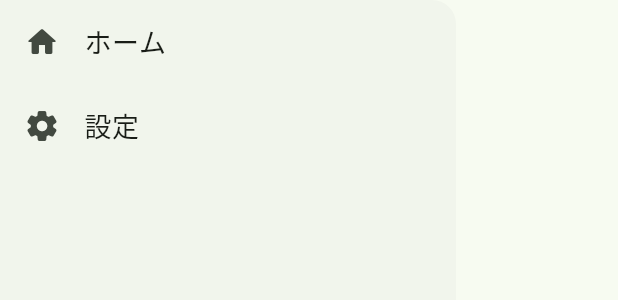
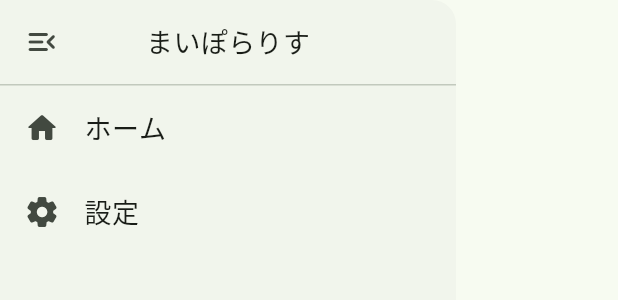
Before and after one commit to yuru-fuwa/maiporarisu, a Flutter app: the MaiporarisuDrawer widget shown alone on an empty page, opened directly, on a phone screen of 412 x 824 dp. Shown: the top 300 px of the screen. Run offline on Flutter 3.47's test engine with Material 2 defaults, Android fonts, the phone set to English and light mode, and no system bars; our stand-ins replace flutter_dotenv, flutter_hooks, freezed_annotation, geolocator, google_maps_flutter, hooks_riverpod and 1 more.

Commit message:
chore: update UI components

```diff
--- a/lib/ui/screens/schedule_map_screen/map_schedule_screen.dart
+++ b/lib/ui/screens/schedule_map_screen/map_schedule_screen.dart
@@ -32,7 +32,7 @@ class MapScheduleScreen extends StatelessWidget {
         backgroundColor: Color.alphaBlend(
           Theme.of(context).colorScheme.primary.withOpacity(0.08),
           Theme.of(context).colorScheme.background,
-        ).withOpacity(0.9),
+        ).withOpacity(0.85),
         surfaceTintColor: Colors.transparent,
         centerTitle: true,
         title: const Text('まいぽらりす'),
--- a/lib/ui/screens/schedule_map_screen/section/maiporarisu_drawer.dart
+++ b/lib/ui/screens/schedule_map_screen/section/maiporarisu_drawer.dart
@@ -12,6 +12,27 @@ class MaiporarisuDrawer extends StatelessWidget {
     return Drawer(
       child: ListView(
         children: [
+          Row(
+            children: [
+              IconButton(
+                onPressed: () {
+                  Navigator.of(context).pop();
+                },
+                icon: const Icon(Icons.menu_open_rounded),
+                padding: const EdgeInsets.all(16),
+              ),
+              const Expanded(
+                child: Center(
+                  child: Text(
+                    'まいぽらりす',
+                    style: TextStyle(fontSize: 18),
+                  ),
+                ),
+              ),
+              const SizedBox(width: 56),
+            ],
+          ),
+          const Divider(height: 1),
           ListTile(
             leading: const Icon(Icons.home_rounded),
             title: const Text(
```
Also changed, not shown: lib/ui/screens/schedule_map_screen/component/task_item.dart (+7 -15 lines).
